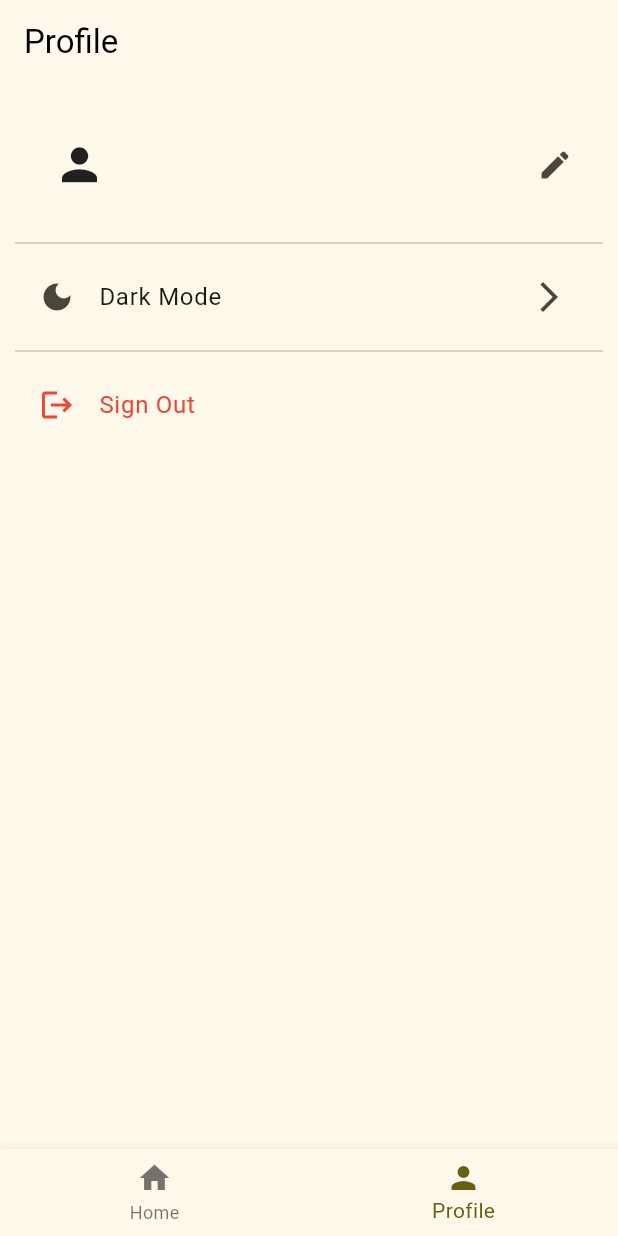
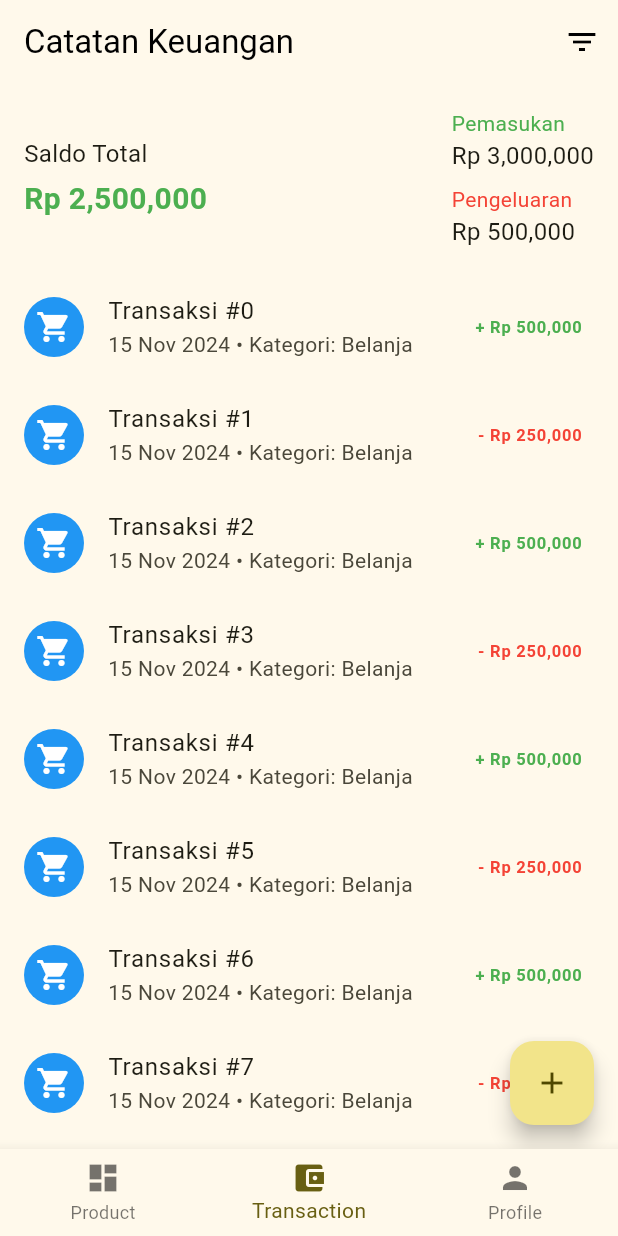
Before and after one commit to ridhoarmand/smartmoney, a Flutter app: the HomeScreen screen opened by its route, item 2 of the bottom bar chosen, on a phone screen of 412 x 824 dp. Run offline on Flutter 3.47's test engine with Material 3 defaults, Android fonts, the phone set to English and light mode, and no system bars; our stand-ins replace cloud_firestore, firebase_auth, firebase_core, firebase_storage, flex_color_scheme, flutter_riverpod and 4 more; accounts and stored records are empty; generated files the repository leaves out were written again.

Commit message:
Tambah Product Untuk FGD

```diff
--- a/lib/core/theme.dart
+++ b/lib/core/theme.dart
@@ -61,13 +61,13 @@ sealed class AppTheme {
       // Custom
       primary: Color(0xffd8c84f),
       primaryContainer: Color(0xff4f4700),
-      primaryLightRef: null,
+      primaryLightRef: Color(0xff4f4700),
       secondary: Color(0xffe9e784),
       secondaryContainer: Color(0xff333200),
-      secondaryLightRef: null,
+      secondaryLightRef: Color(0xff4f4700),
       tertiary: Color(0xffa7c8ff),
       tertiaryContainer: Color(0xff1b477e),
-      tertiaryLightRef: null,
+      tertiaryLightRef: Color(0xff4f4700),
       appBarColor: Color(0xfff8f591),
       error: Color(0xffffb4ab),
       errorContainer: Color(0xff93000a),
--- a/lib/features/home/view/home_screen.dart
+++ b/lib/features/home/view/home_screen.dart
@@ -1,7 +1,9 @@
 import 'package:flutter/material.dart';
 import 'package:flutter_riverpod/flutter_riverpod.dart';
 import 'package:smartmoney/features/profile/view/profile_screen.dart';
+import 'package:smartmoney/features/transaction/view/transaction_screen.dart';
 
+import '../../product/view/product_screen.dart';
 import '../provider/bottom_navbar_provider.dart';
 
 class MenuItem {
@@ -27,10 +29,18 @@ class HomeScreen extends ConsumerWidget {
     final List<MenuItem> menus = [
       MenuItem(
         appBar: null,
-        body: const Center(child: Text('Home Screen')),
+        body: ProductScreen(),
         bottomNavigationBarItem: const BottomNavigationBarItem(
-          icon: Icon(Icons.home),
-          label: 'Home',
+          icon: Icon(Icons.dashboard),
+          label: 'Product',
+        ),
+      ),
+      MenuItem(
+        appBar: null,
+        body: const TransactionScreen(),
+        bottomNavigationBarItem: const BottomNavigationBarItem(
+          icon: Icon(Icons.account_balance_wallet),
+          label: 'Transaction',
         ),
       ),
       MenuItem(
--- /dev/null
+++ b/lib/features/product/model/product_model.dart
@@ -0,0 +1,36 @@
+import 'package:cloud_firestore/cloud_firestore.dart';
+
+class Product {
+  final String id;
+  final String nama;
+  final String satuan;
+  final double harga;
+  final String? imageUrl;
+
+  Product({
+    required this.id,
+    required this.nama,
+    required this.satuan,
+    required this.harga,
+    this.imageUrl,
+  });
+
+  factory Product.fromDocumentSnapshot(DocumentSnapshot doc) {
+    return Product(
+      id: doc.id,
+      nama: doc['nama'],
+      satuan: doc['satuan'],
+      harga: doc['harga'],
+      imageUrl: doc['imageUrl'],
+    );
+  }
+
+  Map<String, dynamic> toMap() {
+    return {
+      'nama': nama,
+      'satuan': satuan,
+      'harga': harga,
+      'imageUrl': imageUrl,
+    };
+  }
+}
--- /dev/null
+++ b/lib/features/product/repository/product_repository.dart
@@ -0,0 +1,52 @@
+import 'dart:io';
+
+import '../model/product_model.dart';
+import '../service/product_service.dart';
+
+class ProductRepository {
+  final ProductService _service;
+
+  ProductRepository({ProductService? service})
+      : _service = service ?? ProductService();
+
+  Stream<List<Product>> getProducts() {
+    return _service.getProducts();
+  }
+
+  Future<String?> uploadProductImage(File imageFile) async {
+    return await _service.uploadProductImage(imageFile);
+  }
+
+  Future<bool> createOrUpdateProduct(Product product,
+      {bool isUpdate = false, File? imageFile}) async {
+    try {
+      String? imageUrl;
+      if (imageFile != null) {
+        imageUrl = await uploadProductImage(imageFile);
+        if (imageUrl == null) return false;
+      }
+
+      final updatedProduct = Product(
+        id: product.id,
+        nama: product.nama,
+        satuan: product.satuan,
+        harga: product.harga,
+        imageUrl: imageUrl ?? product.imageUrl,
+      );
+
+      if (isUpdate) {
+        return await _service.updateProduct(updatedProduct);
+      } else {
+        final id = await _service.addProduct(updatedProduct);
+        return id != null;
+      }
+    } catch (e) {
+      print('Error in createOrUpdateProduct: $e');
+      return false;
+    }
+  }
+
+  Future<bool> deleteProduct(Product product) async {
+    return await _service.deleteProduct(product);
+  }
+}
--- /dev/null
+++ b/lib/features/product/service/product_service.dart
@@ -0,0 +1,83 @@
+import 'dart:io';
+
+import 'package:cloud_firestore/cloud_firestore.dart';
+import 'package:firebase_storage/firebase_storage.dart';
+import 'package:path/path.dart' as path;
+import 'package:uuid/uuid.dart';
+
+import '../model/product_model.dart';
+
+class ProductService {
+  final CollectionReference _productCollection =
+      FirebaseFirestore.instance.collection('products');
+  final FirebaseStorage _storage = FirebaseStorage.instance;
+  final _uuid = const Uuid();
+
+  Stream<List<Product>> getProducts() {
+    return _productCollection.snapshots().map((snapshot) {
+      return snapshot.docs
+          .map((doc) => Product.fromDocumentSnapshot(doc))
+          .toList();
+    });
+  }
+
+  Future<String?> uploadProductImage(File imageFile) async {
+    try {
+      final String fileName = '${_uuid.v4()}${path.extension(imageFile.path)}';
+      final Reference storageRef = _storage.ref().child('products/$fileName');
+
+      final UploadTask uploadTask = storageRef.putFile(imageFile);
+      final TaskSnapshot taskSnapshot = await uploadTask;
+
+      final String downloadUrl = await taskSnapshot.ref.getDownloadURL();
+      return downloadUrl;
+    } catch (e) {
+      print('Error uploading image: $e');
+      return null;
+    }
+  }
+
+  Future<bool> deleteProductImage(String imageUrl) async {
+    try {
+      final Reference storageRef = _storage.refFromURL(imageUrl);
+      await storageRef.delete();
+      return true;
+    } catch (e) {
+      print('Error deleting image: $e');
+      return false;
+    }
+  }
+
+  Future<String?> addProduct(Product product) async {
+    try {
+      final docRef = await _productCollection.add(product.toMap());
+      return docRef.id;
+    } catch (e) {
+      print('Error adding product: $e');
+      return null;
+    }
+  }
+
+  Future<bool> updateProduct(Product product) async {
+    try {
+      await _productCollection.doc(product.id).update(product.toMap());
+      return true;
+    } catch (e) {
+      print('Error updating product: $e');
+      return false;
+    }
+  }
+
+  Future<bool> deleteProduct(Product product) async {
+    try {
+      if (product.imageUrl != null) {
+        await deleteProductImage(product.imageUrl!);
+      }
+      await _productCollection.doc(product.id).delete();
+      return true;
+    } catch (e) {
+      print('Error deleting product: $e');
+      return false;
+    }
+  }
+}
--- a/lib/features/profile/view/profile_screen.dart
+++ b/lib/features/profile/view/profile_screen.dart
@@ -30,6 +30,8 @@ class BodyProfileScreen extends ConsumerWidget {
   Widget build(BuildContext context, WidgetRef ref) {
     final authRepository = ref.read(authRepositoryProvider);
 
+    print(authRepository.currentUser);
+
     return SizedBox.expand(
       child: SingleChildScrollView(
         padding: const EdgeInsets.all(10.0),
--- a/lib/features/profile/widget/listtile_edit_profile.dart
+++ b/lib/features/profile/widget/listtile_edit_profile.dart
@@ -5,7 +5,6 @@ import 'package:go_router/go_router.dart';
 import '../../auth/provider/auth_provider.dart';
 import '../../auth/repository/auth_repository.dart';
 
-/// Widget untuk menampilkan bagian Edit Profile pada halaman profil
 class ListTileEditProfil extends ConsumerWidget {
   const ListTileEditProfil({
     super.key,
--- /dev/null
+++ b/lib/features/transaction/view/transaction_screen.dart
@@ -0,0 +1,92 @@
+import 'package:flutter/material.dart';
+
+class TransactionScreen extends StatelessWidget {
+  const TransactionScreen({super.key});
+
+  @override
+  Widget build(BuildContext context) {
+    return Scaffold(
+      appBar: AppBar(
+        title: const Text('Catatan Keuangan'),
+        actions: [
+          IconButton(
+            icon: const Icon(Icons.filter_list),
+            onPressed: () {
+              // Fungsi filter transaksi
+            },
+          ),
+        ],
+      ),
+      body: Column(
+        children: [
+          // Saldo Total
+          Container(
+            padding: const EdgeInsets.all(16.0),
+            color: Theme.of(context).cardColor,
+            child: const Row(
+              mainAxisAlignment: MainAxisAlignment.spaceBetween,
+              children: [
+                Column(
+                  crossAxisAlignment: CrossAxisAlignment.start,
+                  children: [
+                    Text('Saldo Total', style: TextStyle(fontSize: 16)),
+                    SizedBox(height: 4),
+                    Text('Rp 2,500,000',
+                        style: TextStyle(
+                            fontSize: 20,
+                            fontWeight: FontWeight.bold,
+                            color: Colors.green)),
+                  ],
+                ),
+                Column(
+                  crossAxisAlignment: CrossAxisAlignment.start,
+                  children: [
+                    Text('Pemasukan',
+                        style: TextStyle(fontSize: 14, color: Colors.green)),
+                    Text('Rp 3,000,000', style: TextStyle(fontSize: 16)),
+                    SizedBox(height: 8),
+                    Text('Pengeluaran',
+                        style: TextStyle(fontSize: 14, color: Colors.red)),
+                    Text('Rp 500,000', style: TextStyle(fontSize: 16)),
+                  ],
+                ),
+              ],
+            ),
+          ),
+          // List Transaksi
+          Expanded(
+            child: ListView.builder(
+              itemCount: 10, // Misalnya ada 10 transaksi
+              itemBuilder: (context, index) {
+                return ListTile(
+                  leading: const CircleAvatar(
+                    backgroundColor: Colors.blue,
+                    child: Icon(Icons.shopping_cart, color: Colors.white),
+                  ),
+                  title: Text('Transaksi #$index'),
+                  subtitle: const Text('15 Nov 2024 • Kategori: Belanja'),
+                  trailing: Text(
+                    index % 2 == 0 ? '+ Rp 500,000' : '- Rp 250,000',
+                    style: TextStyle(
+                      color: index % 2 == 0 ? Colors.green : Colors.red,
+                      fontWeight: FontWeight.bold,
+                    ),
+                  ),
+                  onTap: () {
+                    // Tampilkan detail transaksi
+                  },
+                );
+              },
+            ),
+          ),
+        ],
+      ),
+      floatingActionButton: FloatingActionButton(
+        onPressed: () {
+          // Aksi untuk menambah transaksi baru
+        },
+        child: const Icon(Icons.add),
+      ),
+    );
+  }
+}
```
Also changed, not shown: lib/features/product/view/product_screen.dart (added, +77 -0 lines), lib/features/product/widget/product_form.dart (added, +153 -0 lines), lib/features/product/widget/product_list_tile.dart (added, +121 -0 lines).
